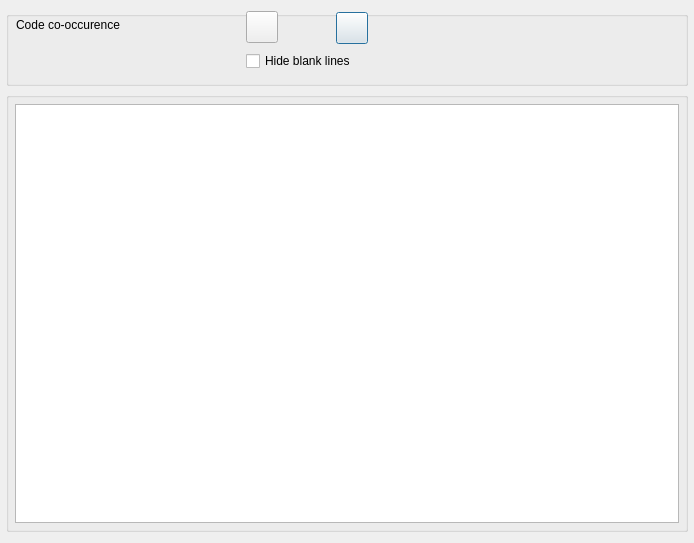
This is GUI_UIs/ui_dialog_cooccurrence.ui in ccbogel/QualCoder as Qt 5 draws it before an edit. The edited form follows.
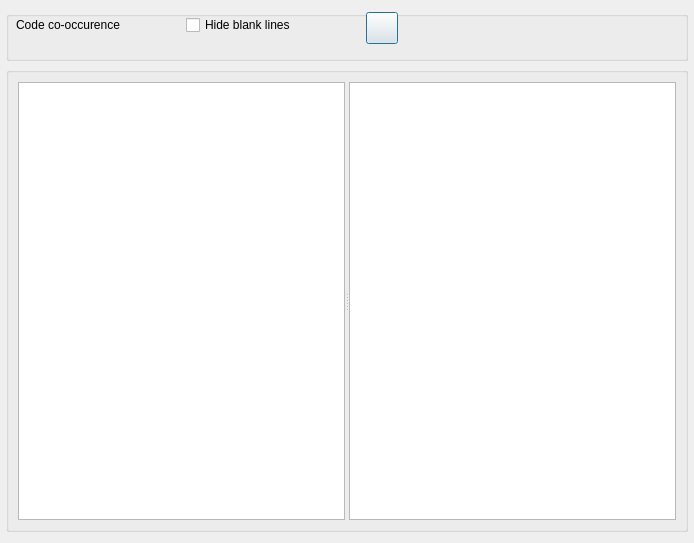
This is the edited form.

Diff of the .ui file:
```diff
--- a/GUI_UIs/ui_dialog_cooccurrence.ui
+++ b/GUI_UIs/ui_dialog_cooccurrence.ui
@@ -28,13 +28,13 @@
      <property name="minimumSize">
       <size>
        <width>0</width>
-       <height>75</height>
+       <height>50</height>
       </size>
      </property>
      <property name="maximumSize">
       <size>
        <width>16777215</width>
-       <height>75</height>
+       <height>50</height>
       </size>
      </property>
      <property name="title">
@@ -45,7 +45,7 @@
        <rect>
         <x>10</x>
         <y>3</y>
-        <width>221</width>
+        <width>161</width>
         <height>22</height>
        </rect>
       </property>
@@ -74,7 +74,7 @@
      <widget class="QPushButton" name="pushButton_export">
       <property name="geometry">
        <rect>
-        <x>330</x>
+        <x>360</x>
         <y>1</y>
         <width>32</width>
         <height>32</height>
@@ -102,9 +102,9 @@
      <widget class="QCheckBox" name="checkBox_hide_blanks">
       <property name="geometry">
        <rect>
-        <x>240</x>
-        <y>40</y>
-        <width>201</width>
+        <x>180</x>
+        <y>4</y>
+        <width>171</width>
         <height>20</height>
        </rect>
       </property>
@@ -112,34 +112,6 @@
        <string>Hide blank lines</string>
       </property>
      </widget>
-     <widget class="QPushButton" name="pushButton_run">
-      <property name="geometry">
-       <rect>
-        <x>240</x>
-        <y>0</y>
-        <width>32</width>
-        <height>32</height>
-       </rect>
-      </property>
-      <property name="minimumSize">
-       <size>
-        <width>32</width>
-        <height>32</height>
-       </size>
-      </property>
-      <property name="maximumSize">
-       <size>
-        <width>32</width>
-        <height>32</height>
-       </size>
-      </property>
-      <property name="toolTip">
-       <string>&lt;html&gt;&lt;head/&gt;&lt;body&gt;&lt;p&gt;Run&lt;/p&gt;&lt;/body&gt;&lt;/html&gt;</string>
-      </property>
-      <property name="text">
-       <string/>
-      </property>
-     </widget>
     </widget>
    </item>
    <item>
@@ -148,20 +120,14 @@
       <string/>
      </property>
      <layout class="QGridLayout" name="gridLayout">
-      <property name="leftMargin">
-       <number>6</number>
-      </property>
-      <property name="topMargin">
-       <number>6</number>
-      </property>
-      <property name="rightMargin">
-       <number>6</number>
-      </property>
-      <property name="bottomMargin">
-       <number>6</number>
-      </property>
       <item row="0" column="0">
-       <widget class="QTableWidget" name="tableWidget"/>
+       <widget class="QSplitter" name="splitter">
+        <property name="orientation">
+         <enum>Qt::Horizontal</enum>
+        </property>
+        <widget class="QTableWidget" name="tableWidget"/>
+        <widget class="QTextEdit" name="textEdit"/>
+       </widget>
       </item>
      </layout>
     </widget>
```
